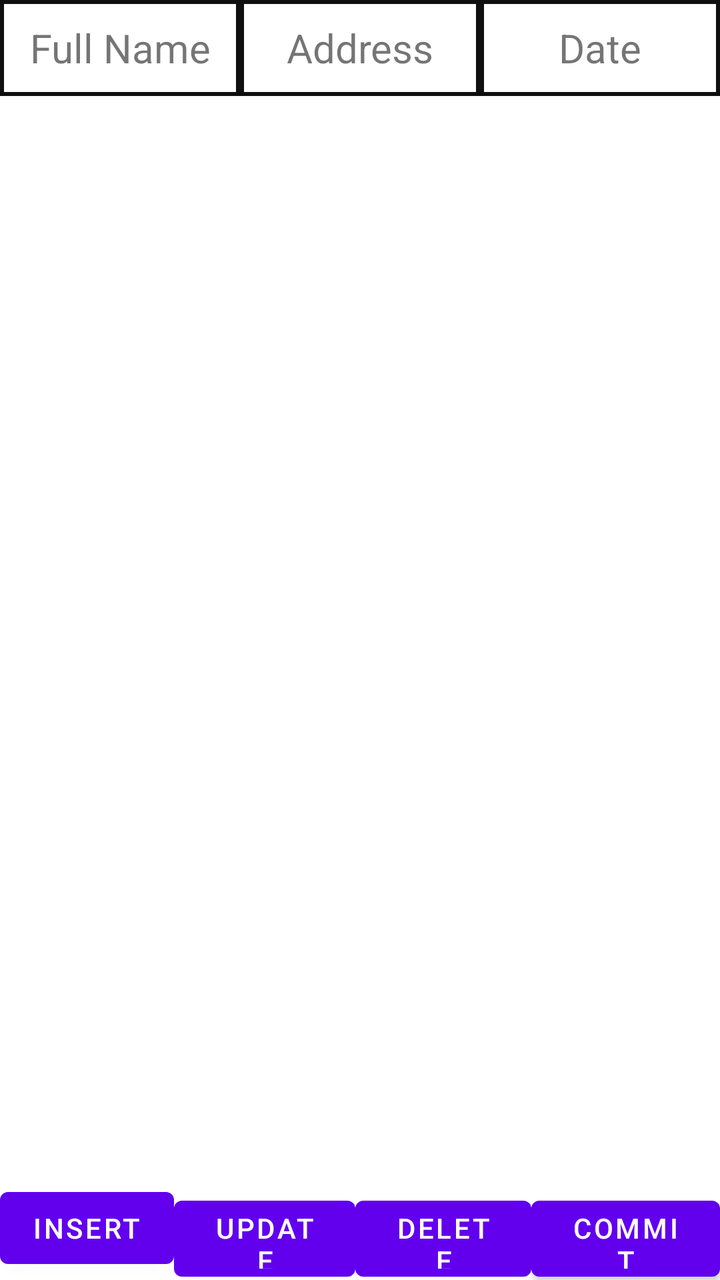
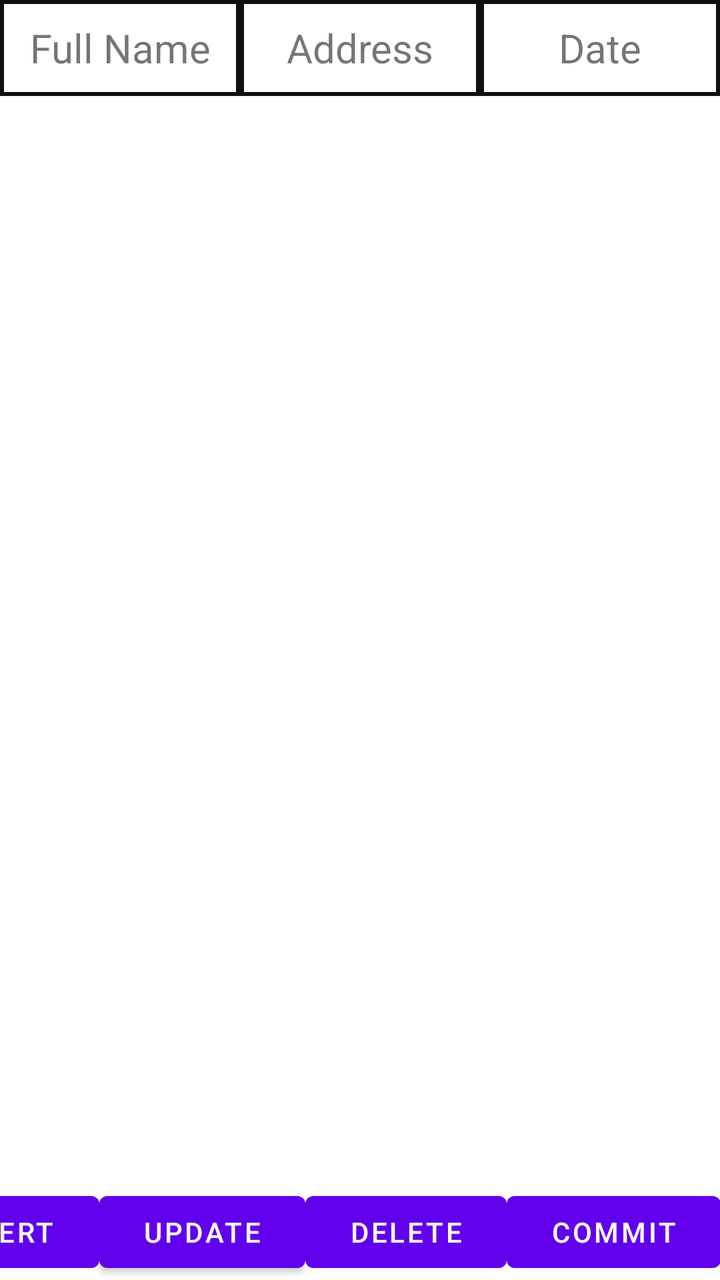

Before-and-after screenshots of an Android layout around one commit, followed by the original layout XML and the change that was made.
<!-- AndroidManifest.xml: application theme Theme.InternetCall -->
<!-- res/layout/activity_manage.xml -->
<?xml version="1.0" encoding="utf-8"?>
<androidx.constraintlayout.widget.ConstraintLayout xmlns:android="http://schemas.android.com/apk/res/android"
    xmlns:app="http://schemas.android.com/apk/res-auto"
    xmlns:tools="http://schemas.android.com/tools"
    android:layout_width="match_parent"
    android:layout_height="match_parent"
    tools:context=".activities.ManageActivity">

    <LinearLayout
        android:id="@+id/header"
        android:layout_width="match_parent"
        android:layout_height="48dp"
        app:layout_constraintTop_toTopOf="parent">

        <TextView
            android:id="@+id/fullName"
            android:layout_width="260dp"
            android:layout_height="match_parent"
            android:layout_weight="1"
            android:background="@drawable/back"
            android:gravity="center"
            android:text="Full Name"
            android:textAlignment="center"
            android:textAppearance="@style/TextAppearance.AppCompat.Small"
            android:textSize="20sp" />

        <TextView
            android:id="@+id/address"
            android:layout_width="260dp"
            android:layout_height="match_parent"
            android:layout_weight="1"
            android:background="@drawable/back"
            android:gravity="center"
            android:text="Address"
            android:textAlignment="center"
            android:textSize="20sp" />

        <TextView
            android:id="@+id/date"
            android:layout_width="260dp"
            android:layout_height="match_parent"
            android:layout_weight="1"
            android:background="@drawable/back"
            android:gravity="center"
            android:text="Date"
            android:textAlignment="center"
            android:textSize="20sp" />
    </LinearLayout>


    <androidx.recyclerview.widget.RecyclerView
        android:id="@+id/recyclerView"
        android:layout_width="match_parent"
        android:layout_height="0dp"
        android:layout_marginBottom="1dp"
        app:layout_constraintBottom_toTopOf="@+id/linearLayout"
        app:layout_constraintEnd_toEndOf="parent"
        app:layout_constraintHorizontal_bias="0.0"
        app:layout_constraintStart_toStartOf="parent"
        app:layout_constraintTop_toBottomOf="@+id/header"
        app:layout_constraintVertical_bias="0.0" />

    <LinearLayout
        android:id="@+id/linearLayout"
        android:layout_width="0dp"
        android:layout_height="50dp"
        android:orientation="horizontal"
        app:layout_constraintBottom_toBottomOf="parent"
        app:layout_constraintEnd_toEndOf="parent"
        app:layout_constraintHorizontal_bias="0.0"
        app:layout_constraintStart_toStartOf="parent"
        app:layout_constraintTop_toTopOf="parent"
        app:layout_constraintVertical_bias="1.0">

        <Button
            android:id="@+id/btnInsert"
            android:layout_width="wrap_content"
            android:layout_height="wrap_content"
            android:layout_weight="1"
            android:text="Insert" />

        <Button
            android:id="@+id/btnUpdate"
            android:layout_width="wrap_content"
            android:layout_height="wrap_content"
            android:layout_weight="1"
            android:text="Update" />

        <Button
            android:id="@+id/btnDelete"
            android:layout_width="wrap_content"
            android:layout_height="wrap_content"
            android:layout_weight="1"
            android:text="Delete" />

        <Button
            android:id="@+id/btnCommit"
            android:layout_width="wrap_content"
            android:layout_height="wrap_content"
            android:layout_weight="1"
            android:text="Commit" />
    </LinearLayout>
</androidx.constraintlayout.widget.ConstraintLayout>
<!-- resources referenced by this layout -->
<resources>
  <!-- drawable back (drawable) -->
  <?xml version="1.0" encoding="utf-8"?>
  <shape xmlns:android="http://schemas.android.com/apk/res/android" android:shape="rectangle" >
      <solid android:color="@android:color/white" />
      <stroke android:width="2dip" android:color="#0f0f0f"/>
  </shape>
  <style name="Theme.InternetCall" parent="Theme.MaterialComponents.DayNight.DarkActionBar">
          
          <item name="colorPrimary">@color/purple_500</item>
          <item name="colorPrimaryVariant">@color/purple_700</item>
          <item name="colorOnPrimary">@color/white</item>
          
          <item name="colorSecondary">@color/teal_200</item>
          <item name="colorSecondaryVariant">@color/teal_700</item>
          <item name="colorOnSecondary">@color/black</item>
          
          <item name="android:statusBarColor" tools:targetApi="l">?attr/colorPrimaryVariant</item>
          
      </style>
  <color name="purple_500">#FF6200EE</color>
  <color name="purple_700">#FF3700B3</color>
  <color name="white">#FFFFFFFF</color>
  <color name="teal_200">#FF03DAC5</color>
  <color name="teal_700">#FF018786</color>
  <color name="black">#FF000000</color>
</resources>

<!-- the commit's change to res/layout/activity_manage.xml (unified diff, before → after) -->
@@ -58,16 +58,16 @@
         app:layout_constraintHorizontal_bias="0.0"
         app:layout_constraintStart_toStartOf="parent"
         app:layout_constraintTop_toBottomOf="@+id/header"
-        app:layout_constraintVertical_bias="0.0" />
+        app:layout_constraintVertical_bias="1.0" />
 
     <LinearLayout
         android:id="@+id/linearLayout"
-        android:layout_width="0dp"
-        android:layout_height="50dp"
+        android:layout_width="410dp"
+        android:layout_height="48dp"
         android:orientation="horizontal"
         app:layout_constraintBottom_toBottomOf="parent"
         app:layout_constraintEnd_toEndOf="parent"
-        app:layout_constraintHorizontal_bias="0.0"
+        app:layout_constraintHorizontal_bias="1.0"
         app:layout_constraintStart_toStartOf="parent"
         app:layout_constraintTop_toTopOf="parent"
         app:layout_constraintVertical_bias="1.0">
